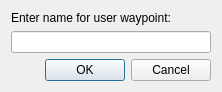
Qt form src/route/userwaypointdialog.ui (albar965/littlenavmap) before a commit.
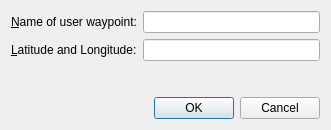
The same form after that commit.

Commit message: Fixed several issues with userpoint dialog. Fixed coordinate parsing. Added new userpoint types. Now allowing to use userpoints as flight plan waypoints. All #3

Diff of the .ui file:
```diff
--- a/src/route/userwaypointdialog.ui
+++ b/src/route/userwaypointdialog.ui
@@ -6,25 +6,25 @@
    <rect>
     <x>0</x>
     <y>0</y>
-    <width>222</width>
-    <height>88</height>
+    <width>331</width>
+    <height>130</height>
    </rect>
   </property>
   <property name="windowTitle">
    <string>Little Navmap - Edit User Waypoint Name</string>
   </property>
-  <layout class="QVBoxLayout" name="verticalLayout">
-   <item>
-    <widget class="QLabel" name="labelRouteUserWaypoint">
+  <layout class="QGridLayout" name="gridLayout">
+   <item row="2" column="0">
+    <widget class="QLabel" name="labelRouteUserWaypointLatLon">
      <property name="text">
-      <string>Enter name for user waypoint:</string>
+      <string>&amp;Latitude and Longitude:</string>
+     </property>
+     <property name="buddy">
+      <cstring>lineEditRouteUserWaypointLatLon</cstring>
      </property>
     </widget>
    </item>
-   <item>
-    <widget class="QLineEdit" name="lineEditRouteUserWaypoint"/>
-   </item>
-   <item>
+   <item row="5" column="1">
     <widget class="QDialogButtonBox" name="buttonBoxRouteUserWaypoint">
      <property name="orientation">
       <enum>Qt::Horizontal</enum>
@@ -34,6 +34,42 @@
      </property>
     </widget>
    </item>
+   <item row="1" column="1">
+    <widget class="QLineEdit" name="lineEditRouteUserWaypoint"/>
+   </item>
+   <item row="2" column="1">
+    <widget class="QLineEdit" name="lineEditRouteUserWaypointLatLon"/>
+   </item>
+   <item row="1" column="0">
+    <widget class="QLabel" name="labelRouteUserWaypoint">
+     <property name="text">
+      <string>&amp;Name of user waypoint:</string>
+     </property>
+     <property name="buddy">
+      <cstring>lineEditRouteUserWaypoint</cstring>
+     </property>
+    </widget>
+   </item>
+   <item row="3" column="1">
+    <widget class="QLabel" name="labelRouteUserWaypointCoordStatus">
+     <property name="text">
+      <string/>
+     </property>
+    </widget>
+   </item>
+   <item row="4" column="1">
+    <spacer name="verticalSpacer">
+     <property name="orientation">
+      <enum>Qt::Vertical</enum>
+     </property>
+     <property name="sizeHint" stdset="0">
+      <size>
+       <width>20</width>
+       <height>40</height>
+      </size>
+     </property>
+    </spacer>
+   </item>
   </layout>
  </widget>
  <resources/>
```
Left out of the diff: 4 changed lines with no effect on the pictures. The commit also changes 14 other files.
